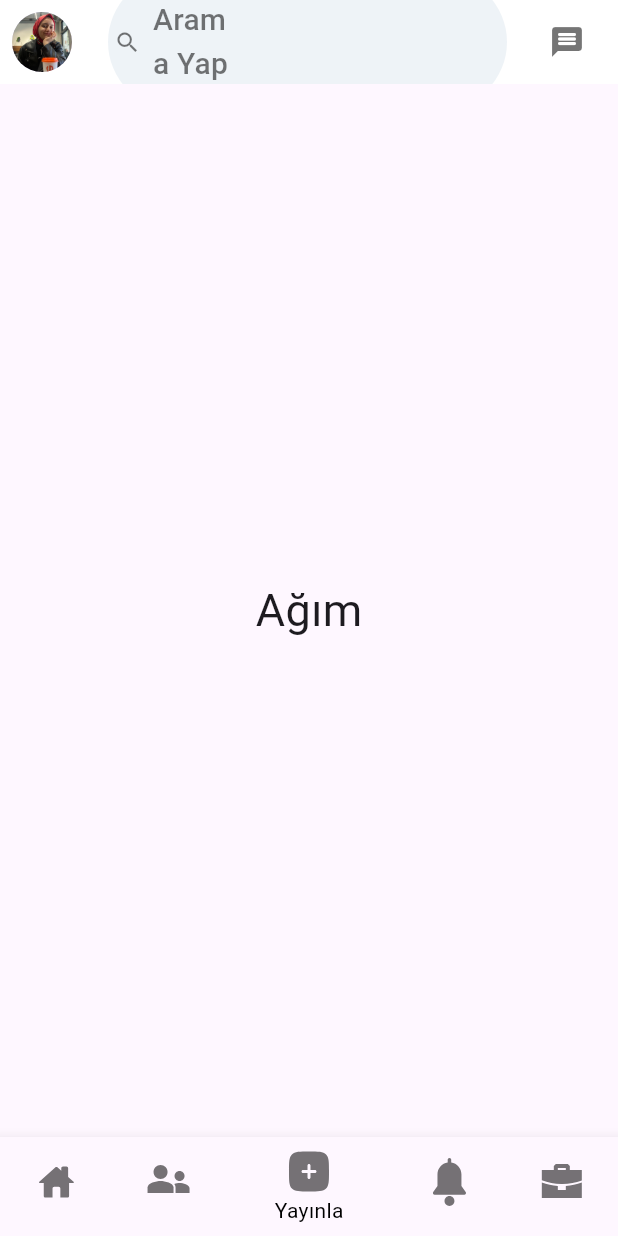
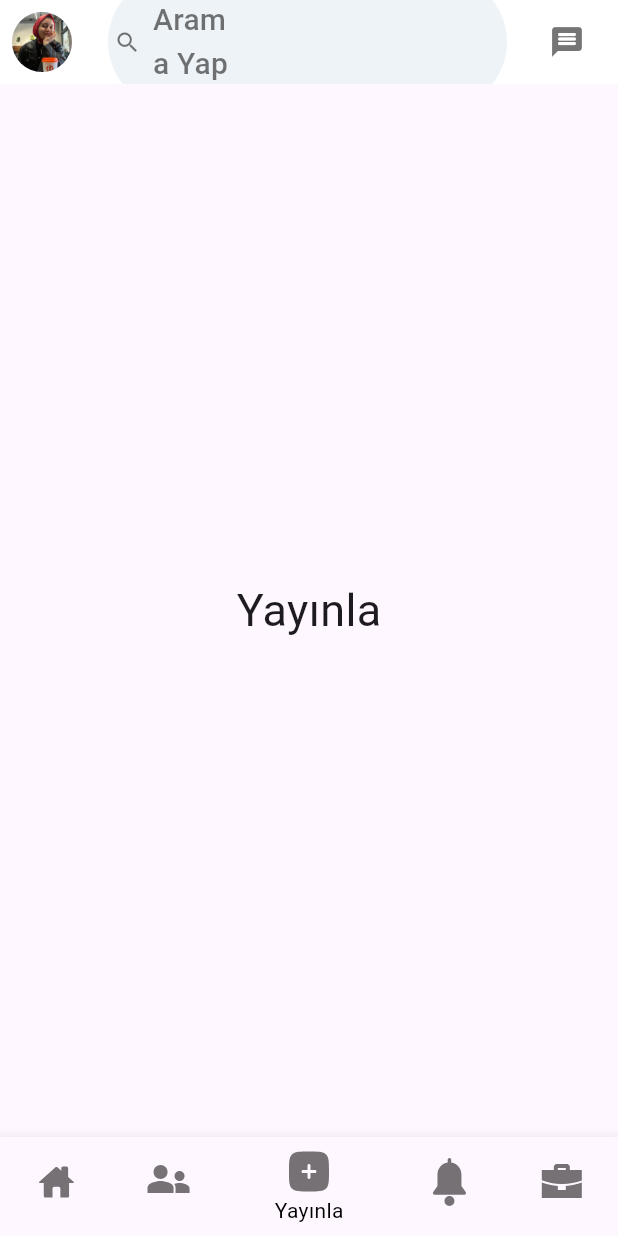
Before and after one commit to dilrubasaran/linkedln_clone_nav_drawer, a Flutter app: the screen it shows after launch, item 3 of the bottom bar chosen, on a phone screen of 412 x 824 dp. Run offline on Flutter 3.47's test engine with Material 3 defaults, Android fonts, the phone set to English and light mode, and no system bars; our stand-ins replace flutter_svg, sliding_up_panel.

Commit message:
fixed project

```diff
--- a/lib/navbar.dart
+++ b/lib/navbar.dart
@@ -21,11 +21,11 @@ class _My_NavbarState extends State<My_Navbar> {
   final scaffoldKey = GlobalKey<ScaffoldState>();
 
   final List<Widget> _pages = [
-    Home_Pages(),
-    Network(),
-    Publish(),
-    Notifications(),
-    Work_Case(),
+    const Home_Pages(),
+    const Network(),
+    const Publish(),
+    const Notifications(),
+    const Work_Case(),
   ];
   int _selectedIndex = 0;
 
--- a/lib/pages/home_page.dart
+++ b/lib/pages/home_page.dart
@@ -1,5 +1,6 @@
 import 'package:flutter/material.dart';
 
+// ignore: camel_case_types
 class Home_Pages extends StatefulWidget {
   const Home_Pages({super.key});
 
@@ -7,6 +8,7 @@ class Home_Pages extends StatefulWidget {
   State<Home_Pages> createState() => _Home_PagesState();
 }
 
+// ignore: camel_case_types
 class _Home_PagesState extends State<Home_Pages> {
   @override
   Widget build(BuildContext context) {
--- a/lib/pages/notifications.dart
+++ b/lib/pages/notifications.dart
@@ -18,6 +18,6 @@ class _NotificationsState extends State<Notifications> {
         ),
       ),
     );
-    ;
+
   }
 }
--- a/lib/pages/publish.dart
+++ b/lib/pages/publish.dart
@@ -13,7 +13,7 @@ class _PublishState extends State<Publish> {
     return const Scaffold(
       body: Center(
         child: Text(
-          "Ağım",
+          "Yayınla",
           style: TextStyle(fontSize: 30, fontWeight: FontWeight.w400),
         ),
       ),
```
Also changed, not shown: lib/my_drawer.dart (+4 -4 lines), lib/pages/work_case.dart (+11 -9 lines), pubspec.lock, 2 other files.
